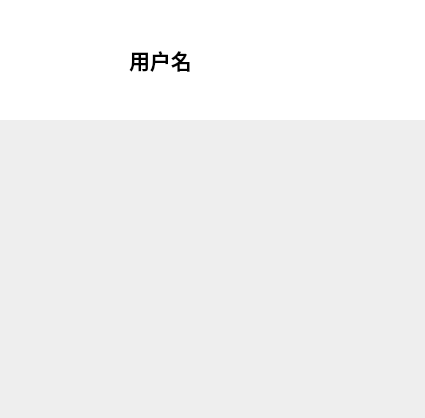
Eva-483650/ShoppingMall, file Client/Me/mepage.ui: the form before one commit.
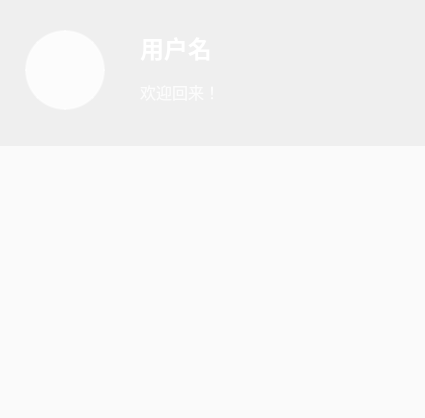
The form after the commit. Icons and pictures are not drawn.

The edit to the form file:
```diff
--- a/Client/Me/mepage.ui
+++ b/Client/Me/mepage.ui
@@ -11,10 +11,18 @@
    </rect>
   </property>
   <property name="windowTitle">
-   <string>Form</string>
+   <string>个人中心</string>
   </property>
   <property name="styleSheet">
-   <string notr="true">background-color:#eee;</string>
+   <string notr="true">
+QWidget {
+    background: qlineargradient(spread:pad, x1:0, y1:0, x2:1, y2:1,
+                stop:0 rgba(252, 250, 255, 255),
+                stop:0.5 rgba(250, 247, 254, 255),
+                stop:1 rgba(248, 245, 253, 255));
+    font-family: "Microsoft YaHei";
+}
+   </string>
   </property>
   <layout class="QVBoxLayout" name="verticalLayout_2">
    <property name="leftMargin">
@@ -26,6 +34,9 @@
    <property name="rightMargin">
     <number>0</number>
    </property>
+   <property name="bottomMargin">
+    <number>0</number>
+   </property>
    <item>
     <widget class="QWidget" name="widget" native="true">
      <property name="sizePolicy">
@@ -37,29 +48,79 @@
      <property name="minimumSize">
       <size>
        <width>0</width>
-       <height>120</height>
+       <height>140</height>
       </size>
      </property>
      <property name="styleSheet">
-      <string notr="true">background-color:white;</string>
+      <string notr="true">
+QWidget {
+    background: qlineargradient(spread:pad, x1:0, y1:0, x2:1, y2:0,
+                stop:0 rgba(189, 170, 233, 255),
+                stop:0.3 rgba(195, 176, 238, 255),
+                stop:0.7 rgba(201, 182, 243, 255),
+                stop:1 rgba(207, 188, 248, 255));
+    border-radius: 0px;
+    box-shadow: 0px 2px 8px rgba(189, 170, 233, 0.12);
+}
+      </string>
      </property>
      <layout class="QHBoxLayout" name="horizontalLayout">
+      <property name="spacing">
+       <number>20</number>
+      </property>
+      <property name="leftMargin">
+       <number>25</number>
+      </property>
+      <property name="topMargin">
+       <number>20</number>
+      </property>
+      <property name="rightMargin">
+       <number>25</number>
+      </property>
+      <property name="bottomMargin">
+       <number>20</number>
+      </property>
       <item>
-       <widget class="QWidget" name="widget_pic" native="true">
+       <widget class="QLabel" name="label_avatar">
         <property name="sizePolicy">
-         <sizepolicy hsizetype="Fixed" vsizetype="Preferred">
+         <sizepolicy hsizetype="Fixed" vsizetype="Fixed">
           <horstretch>0</horstretch>
           <verstretch>0</verstretch>
          </sizepolicy>
         </property>
         <property name="minimumSize">
          <size>
-          <width>90</width>
-          <height>0</height>
+          <width>80</width>
+          <height>80</height>
+         </size>
+        </property>
+        <property name="maximumSize">
+         <size>
+          <width>80</width>
+          <height>80</height>
          </size>
         </property>
         <property name="styleSheet">
-         <string notr="true"/>
+         <string notr="true">
+QLabel {
+    background: rgba(255, 255, 255, 200);
+    border: 2px solid rgba(255, 255, 255, 120);
+    border-radius: 40px;
+    box-shadow: 0px 3px 12px rgba(189, 170, 233, 0.15);
+}
+         </string>
+        </property>
+        <property name="text">
+         <string/>
+        </property>
+        <property name="pixmap">
+         <pixmap>:/images/login/avatar.jpg</pixmap>
+        </property>
+        <property name="scaledContents">
+         <bool>true</bool>
+        </property>
+        <property name="alignment">
+         <set>Qt::AlignmentFlag::AlignCenter</set>
         </property>
        </widget>
       </item>
@@ -72,23 +133,68 @@
          </sizepolicy>
         </property>
         <layout class="QVBoxLayout" name="verticalLayout_3">
+         <property name="spacing">
+          <number>8</number>
+         </property>
          <property name="leftMargin">
-          <number>24</number>
+          <number>15</number>
+         </property>
+         <property name="topMargin">
+          <number>10</number>
+         </property>
+         <property name="rightMargin">
+          <number>0</number>
+         </property>
+         <property name="bottomMargin">
+          <number>10</number>
          </property>
          <item>
           <widget class="QLabel" name="lab_name">
            <property name="font">
             <font>
-             <pointsize>16</pointsize>
-             <weight>75</weight>
+             <family>Microsoft YaHei</family>
+             <pointsize>18</pointsize>
              <bold>true</bold>
             </font>
            </property>
+           <property name="styleSheet">
+            <string notr="true">
+QLabel {
+    font: bold 18pt "Microsoft YaHei";
+    color: rgba(255, 255, 255, 250);
+    background: transparent;
+    text-shadow: 1px 1px 2px rgba(0, 0, 0, 0.08);
+}
+            </string>
+           </property>
            <property name="text">
             <string>用户名</string>
            </property>
           </widget>
          </item>
+         <item>
+          <widget class="QLabel" name="lab_welcome">
+           <property name="font">
+            <font>
+             <family>Microsoft YaHei</family>
+             <pointsize>12</pointsize>
+            </font>
+           </property>
+           <property name="styleSheet">
+            <string notr="true">
+QLabel {
+    font: 12pt "Microsoft YaHei";
+    color: rgba(255, 255, 255, 200);
+    background: transparent;
+    text-shadow: 1px 1px 2px rgba(0, 0, 0, 0.05);
+}
+            </string>
+           </property>
+           <property name="text">
+            <string>欢迎回来！</string>
+           </property>
+          </widget>
+         </item>
         </layout>
        </widget>
       </item>
@@ -104,8 +210,65 @@
       </sizepolicy>
      </property>
      <property name="styleSheet">
-      <string notr="true">border:0;
-</string>
+      <string notr="true">
+QListWidget {
+    background: rgba(255, 255, 255, 180);
+    border: none;
+    border-radius: 0px;
+    padding: 15px;
+    font: 12pt "Microsoft YaHei";
+    color: rgb(100, 90, 120);
+    outline: none;
+}
+
+QListWidget::item {
+    background: rgba(255, 255, 255, 220);
+    border: 1px solid rgba(189, 170, 233, 20);
+    border-radius: 10px;
+    padding: 15px;
+    margin: 6px 0px;
+    color: rgb(85, 75, 105);
+}
+
+QListWidget::item:hover {
+    background: qlineargradient(spread:pad, x1:0, y1:0, x2:1, y2:0,
+                stop:0 rgba(235, 230, 245, 180),
+                stop:1 rgba(230, 220, 240, 180));
+    border: 1px solid rgba(189, 170, 233, 50);
+    transform: translateY(-1px);
+    box-shadow: 0px 3px 12px rgba(189, 170, 233, 0.12);
+}
+
+QListWidget::item:selected {
+    background: qlineargradient(spread:pad, x1:0, y1:0, x2:1, y2:0,
+                stop:0 rgba(189, 170, 233, 80),
+                stop:1 rgba(201, 182, 243, 80));
+    border: 1px solid rgba(189, 170, 233, 100);
+    color: rgb(70, 60, 90);
+    font-weight: 600;
+}
+
+QScrollBar:vertical {
+    background: rgba(245, 242, 250, 200);
+    width: 10px;
+    border-radius: 5px;
+    margin: 0px;
+}
+
+QScrollBar::handle:vertical {
+    background: qlineargradient(spread:pad, x1:0, y1:0, x2:1, y2:0,
+                stop:0 rgba(189, 170, 233, 100),
+                stop:1 rgba(201, 182, 243, 100));
+    border-radius: 5px;
+    min-height: 25px;
+}
+
+QScrollBar::handle:vertical:hover {
+    background: qlineargradient(spread:pad, x1:0, y1:0, x2:1, y2:0,
+                stop:0 rgba(189, 170, 233, 130),
+                stop:1 rgba(201, 182, 243, 130));
+}
+      </string>
      </property>
     </widget>
    </item>
```
